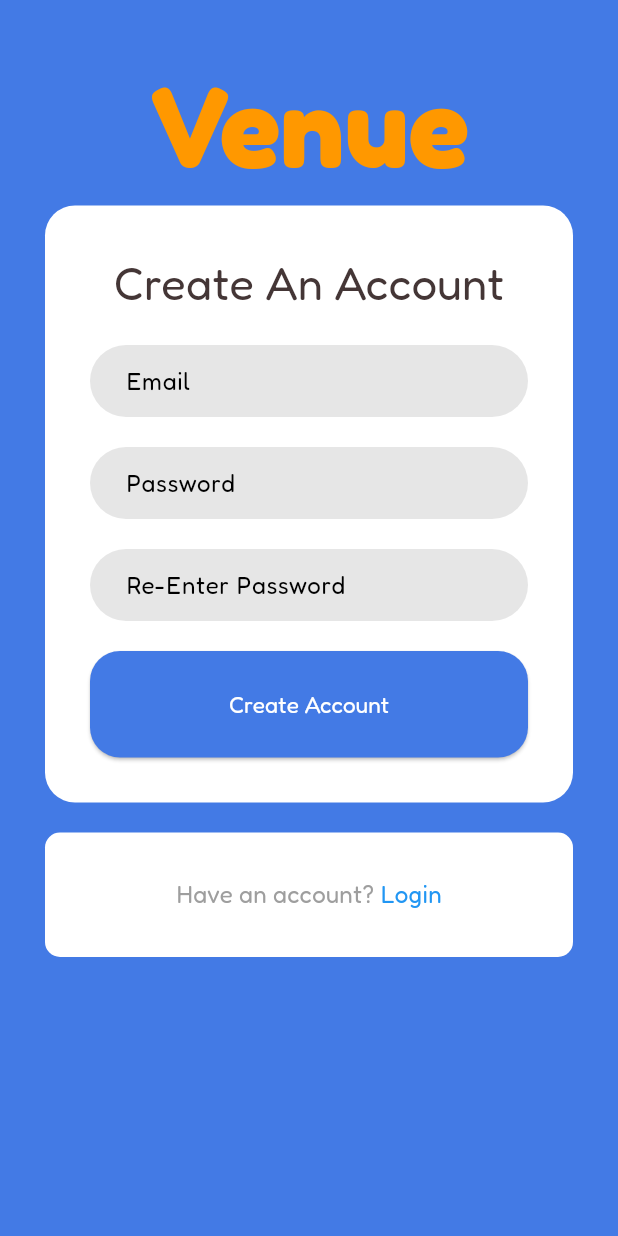
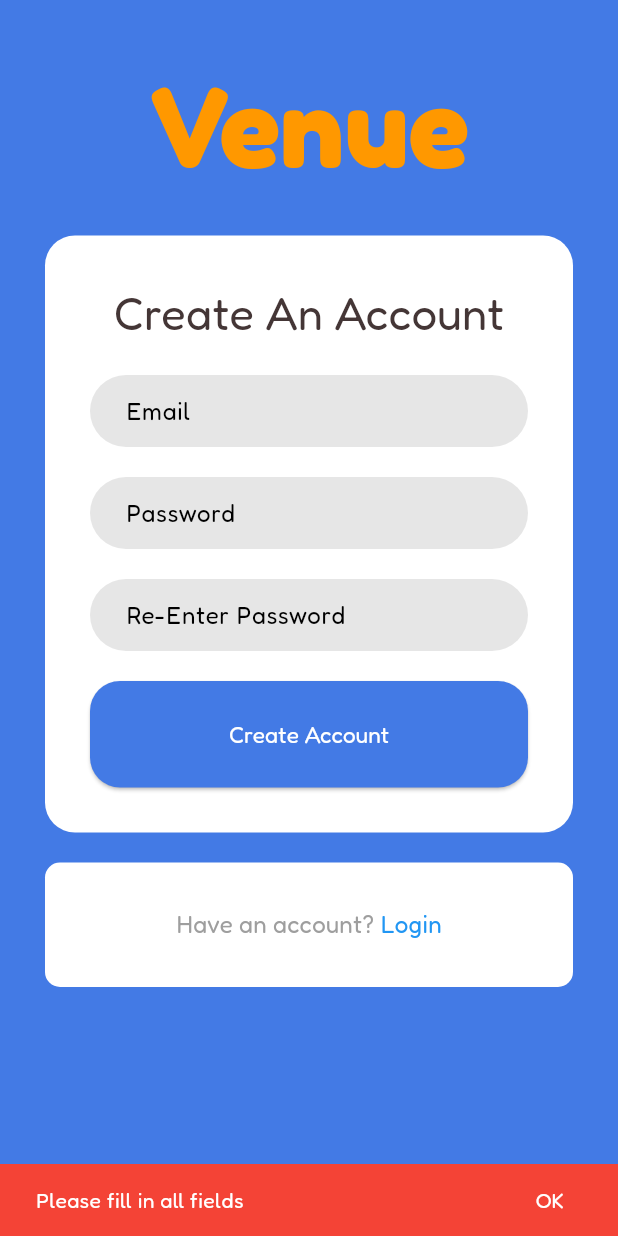
Before and after one commit to trungtran1234/Venue, a Flutter app: the LoginPage screen opened directly, after a tap on "Sign Up", after a tap on "Create Account", on a phone screen of 412 x 824 dp. Run offline on Flutter 3.47's test engine with Material 3 defaults, Android fonts, the phone set to English and light mode, and no system bars; our stand-ins replace firebase_auth, firebase_core, google_maps_flutter, location; accounts and stored records are empty; network calls fail.

Commit message:
cleaned login signup and added error banners

```diff
--- a/lib/functions.dart
+++ b/lib/functions.dart
@@ -83,3 +83,19 @@ void newRoute(BuildContext context, Widget newRoute) {
         .push(MaterialPageRoute(builder: (context) => newRoute));
   }
 }
+
+void showErrorBanner(BuildContext context, String message) {
+  ScaffoldMessenger.of(context).showSnackBar(
+    SnackBar(
+      content: Text(message),
+      backgroundColor: Colors.red,
+      duration: Duration(seconds: 3),
+      action: SnackBarAction(
+        label: 'OK',
+        onPressed: () {
+          // Some optional action when OK is pressed
+        },
+      ),
+    ),
+  );
+}
--- a/lib/main.dart
+++ b/lib/main.dart
@@ -25,7 +25,7 @@ class MyApp extends StatelessWidget {
         colorScheme: ColorScheme.fromSwatch(primarySwatch: Colors.blue),
         useMaterial3: true,
       ),
-      home: const LoginPage(),
+      home: LoginPage(),
     );
   }
 }
--- a/lib/pages/auth.dart
+++ b/lib/pages/auth.dart
@@ -30,4 +30,33 @@ class Auth {
       throw e;
     }
   }
+
+  Future<bool> checkEmailExists(String email) async {
+    try {
+      final List<String> methods =
+          await _auth.fetchSignInMethodsForEmail(email);
+      return methods.isNotEmpty;
+    } catch (e) {
+      throw e;
+    }
+  }
+
+  Future<User?> getUserByEmail(String email) async {
+    try {
+      final List<String> methods =
+          await _auth.fetchSignInMethodsForEmail(email);
+      if (methods.isNotEmpty) {
+        // User with the email exists, fetch and return the user
+        return await _auth
+            .signInWithEmailAndPassword(
+              email: email,
+              password: '', // Password is not needed
+            )
+            .then((userCredential) => userCredential.user);
+      }
+      return null; // User with the email does not exist
+    } catch (e) {
+      throw e;
+    }
+  }
 }
--- a/lib/pages/login.dart
+++ b/lib/pages/login.dart
@@ -28,29 +28,38 @@ class LoginForm extends StatelessWidget {
   }
 }
 
-class LoginPage extends StatefulWidget {
-  const LoginPage({super.key});
-
-  @override
-  _LoginPageState createState() => _LoginPageState();
-}
-
-class _LoginPageState extends State<LoginPage> {
+class LoginPage extends StatelessWidget {
   final TextEditingController _emailController = TextEditingController();
   final TextEditingController _passwordController = TextEditingController();
+
+  LoginPage({super.key});
 
   @override
   Widget build(BuildContext context) {
     return Scaffold(
       body: SingleChildScrollView(
-        // Wrap with SingleChildScrollView
         child: Padding(
           padding: const EdgeInsets.all(30.0),
           child: Column(
             crossAxisAlignment: CrossAxisAlignment.stretch,
             children: [
               // Venue title
-              Container(
+              _buildVenueTitle(),
+              const SizedBox(height: 10.0),
+              // Container for the login form
+              _buildLoginForm(context),
+              const SizedBox(height: 20.0),
+              // Container for the sign-up option
+              _buildSignUpOption(context),
+            ],
+          ),
+        ),
+      ),
+    );
+  }
+
+  Widget _buildVenueTitle() {
+    return Container(
       alignment: Alignment.center,
       child: const Text(
         'Venue',
@@ -61,10 +70,11 @@ class _LoginPageState extends State<LoginPage> {
           fontWeight: FontWeight.bold,
         ),
       ),
-              ),
-              const SizedBox(height: 10.0), // Spacer
-              // Container for the login form
-              Container(
+    );
+  }
+
+  Widget _buildLoginForm(BuildContext context) {
+    return Container(
       padding: const EdgeInsets.all(30.0),
       decoration: BoxDecoration(
         color: Colors.white,
@@ -72,7 +82,6 @@ class _LoginPageState extends State<LoginPage> {
       ),
       child: Column(
         children: [
-                    // Title for the login form
           const Text(
             'Sign into your account',
             textAlign: TextAlign.center,
@@ -82,61 +91,69 @@ class _LoginPageState extends State<LoginPage> {
               fontSize: 30.0,
             ),
           ),
-                    const SizedBox(height: 20.0), // Spacer
+          const SizedBox(height: 20.0),
           // Login form fields
           LoginForm(
             emailController: _emailController,
             passwordController: _passwordController,
           ),
-                    const SizedBox(height: 20.0), // Spacer
+          const SizedBox(height: 20.0),
           // Login button
-                    ElevatedButton(
+          _buildLoginButton(context),
+          const SizedBox(height: 10.0),
+          // Forgot password option
+          _buildForgotPasswordOption(),
+        ],
+      ),
+    );
+  }
+
+  Widget _buildLoginButton(BuildContext context) {
+    return ElevatedButton(
       onPressed: () async {
         try {
-                          final User? user =
-                              await Auth().signInWithEmailAndPassword(
+          final User? user = await Auth().signInWithEmailAndPassword(
             _emailController.text,
             _passwordController.text,
           );
           if (user != null) {
             newRoute(context, const MapPage());
+          } else {
+            // Handle case where user is null
+            final bool emailExists =
+                await Auth().checkEmailExists(_emailController.text);
+            if (!emailExists) {
+              showErrorBanner(context, 'Email not registered.');
+            } else {
+              showErrorBanner(context, 'Incorrect password.');
+            }
           }
         } catch (e) {
           // Handle login errors
           print('Login Error: $e');
         }
       },
-                      style: ButtonStyle(
-                        backgroundColor: MaterialStateProperty.all<Color>(
-                          const Color(0xFF437AE5),
-                        ),
-                        padding: MaterialStateProperty.all<EdgeInsetsGeometry>(
-                          const EdgeInsets.symmetric(vertical: 25.0),
-                        ),
-                        shape: MaterialStateProperty.all<OutlinedBorder>(
-                          RoundedRectangleBorder(
+      style: ElevatedButton.styleFrom(
+        backgroundColor: const Color(0xFF437AE5),
+        padding: const EdgeInsets.symmetric(vertical: 25.0),
+        shape: RoundedRectangleBorder(
           borderRadius: BorderRadius.circular(20),
         ),
-                        ),
-                        minimumSize: MaterialStateProperty.all<Size>(
-                          const Size(
-                            double.infinity,
-                            55,
-                          ), // Set the width to be as wide as possible
-                        ),
+        minimumSize: const Size(double.infinity, 55),
       ),
       child: const Text(
         'Login',
         style: TextStyle(
           fontFamily: 'Fredoka',
           fontSize: 15.0,
-                          color: Colors.white, // Set text color to white
+          color: Colors.white,
         ),
       ),
-                    ),
-                    const SizedBox(height: 10.0),
-                    // Forgot password option
-                    Row(
+    );
+  }
+
+  Widget _buildForgotPasswordOption() {
+    return Row(
       mainAxisAlignment: MainAxisAlignment.center,
       children: [
         GestureDetector(
@@ -152,13 +169,11 @@ class _LoginPageState extends State<LoginPage> {
           ),
         ),
       ],
-                    )
-                  ],
-                ),
-              ),
-              const SizedBox(height: 20.0), // Spacer
-              // Container for the sign-up option
-              Container(
+    );
+  }
+
+  Widget _buildSignUpOption(BuildContext context) {
+    return Container(
       decoration: BoxDecoration(
         color: Colors.white,
         borderRadius: BorderRadius.circular(10),
@@ -190,11 +205,6 @@ class _LoginPageState extends State<LoginPage> {
           ),
         ],
       ),
-              ),
-            ],
-          ),
-        ),
-      ),
     );
   }
 }
--- a/lib/pages/settings/settings.dart
+++ b/lib/pages/settings/settings.dart
@@ -80,7 +80,7 @@ class SettingsList extends StatelessWidget {
               newRoute(context, const Notifications());
             } else if (settingsOptions[index]['title'] == 'Devices') {
             } else {
-              newRoute(context, const LoginPage());
+              newRoute(context, LoginPage());
             }
           },
         );
--- a/lib/pages/signup.dart
+++ b/lib/pages/signup.dart
@@ -2,6 +2,33 @@ import 'package:app/pages/login.dart';
 import 'package:flutter/material.dart';
 import 'package:app/pages/auth.dart';
 import 'package:app/functions.dart';
+
+class SignUpForm extends StatelessWidget {
+  final TextEditingController emailController;
+  final TextEditingController passwordController;
+  final TextEditingController reEnterPasswordController;
+
+  const SignUpForm({
+    super.key,
+    required this.emailController,
+    required this.passwordController,
+    required this.reEnterPasswordController,
+  });
+
+  @override
+  Widget build(BuildContext context) {
+    return Column(
+      children: [
+        buildTextField(emailController, 'Email'),
+        const SizedBox(height: 20.0),
+        buildTextField(passwordController, 'Password', obscureText: true),
+        const SizedBox(height: 20.0),
+        buildTextField(reEnterPasswordController, 'Re-Enter Password',
+            obscureText: true),
+      ],
+    );
+  }
+}
 
 class SignUpPage extends StatelessWidget {
   const SignUpPage({super.key});
@@ -10,14 +37,35 @@ class SignUpPage extends StatelessWidget {
   Widget build(BuildContext context) {
     final TextEditingController emailController = TextEditingController();
     final TextEditingController passwordController = TextEditingController();
+    final TextEditingController reEnterPasswordController =
+        TextEditingController();
 
     return Scaffold(
       body: SingleChildScrollView(
         child: Padding(
           padding: const EdgeInsets.all(30.0),
           child: Column(
+            crossAxisAlignment: CrossAxisAlignment.stretch,
             children: [
-              const Text(
+              _buildVenueTitle(),
+              const SizedBox(height: 20.0),
+              _buildSignUpForm(
+                context,
+                emailController,
+                passwordController,
+                reEnterPasswordController,
+              ),
+              const SizedBox(height: 20.0),
+              _buildLoginOption(context),
+            ],
+          ),
+        ),
+      ),
+    );
+  }
+
+  Widget _buildVenueTitle() {
+    return const Text(
       'Venue',
       style: TextStyle(
         color: Colors.orange,
@@ -25,8 +73,17 @@ class SignUpPage extends StatelessWidget {
         fontSize: 75.0,
         fontWeight: FontWeight.bold,
       ),
-              ),
-              Container(
+      textAlign: TextAlign.center,
+    );
+  }
+
+  Widget _buildSignUpForm(
+    BuildContext context,
+    TextEditingController emailController,
+    TextEditingController passwordController,
+    TextEditingController reEnterPasswordController,
+  ) {
+    return Container(
       decoration: BoxDecoration(
         color: Colors.white,
         borderRadius: BorderRadius.circular(20),
@@ -36,43 +93,82 @@ class SignUpPage extends StatelessWidget {
         children: [
           const Text(
             'Create An Account',
-                      textAlign: TextAlign.center,
             style: TextStyle(
               color: Color(0xFF443636),
               fontFamily: 'Fredoka',
               fontSize: 30.0,
             ),
+            textAlign: TextAlign.center,
           ),
           const SizedBox(height: 20.0),
           SignUpForm(
             emailController: emailController,
             passwordController: passwordController,
+            reEnterPasswordController: reEnterPasswordController,
           ),
           const SizedBox(height: 20.0),
-                    ElevatedButton(
+          _buildSignUpButton(
+            context,
+            emailController,
+            passwordController,
+            reEnterPasswordController,
+          ),
+        ],
+      ),
+    );
+  }
+
+  Widget _buildSignUpButton(
+    BuildContext context,
+    TextEditingController emailController,
+    TextEditingController passwordController,
+    TextEditingController reEnterPasswordController,
+  ) {
+    return ElevatedButton(
       onPressed: () async {
+        // Check if any text field is empty
+        if (emailController.text.isEmpty ||
+            passwordController.text.isEmpty ||
+            reEnterPasswordController.text.isEmpty) {
+          showErrorBanner(context, 'Please fill in all fields');
+          return;
+        }
+
+        // Check if passwords match
+        if (passwordController.text != reEnterPasswordController.text) {
+          showErrorBanner(context, 'Passwords do not match.');
+          return;
+        }
+
+        // Check if the email already exists
+        try {
+          final user = await Auth().getUserByEmail(emailController.text);
+          if (user != null) {
+            showErrorBanner(context, 'This email is already registered.');
+            return;
+          }
+        } catch (e) {
+          print('Error checking email: $e');
+        }
+
+        // All conditions passed
         try {
           await Auth().createUserWithEmailAndPassword(
             emailController.text,
             passwordController.text,
           );
-                          newRoute(context, const LoginPage());
+          newRoute(context, LoginPage());
         } catch (e) {
           print('Sign-up Error: $e');
         }
       },
-                      style: ButtonStyle(
-                        backgroundColor: MaterialStateProperty.all<Color>(
-                            const Color(0xFF437AE5)),
-                        padding: MaterialStateProperty.all<EdgeInsetsGeometry>(
-                            const EdgeInsets.symmetric(vertical: 25.0)),
-                        shape: MaterialStateProperty.all<OutlinedBorder>(
-                          RoundedRectangleBorder(
+      style: ElevatedButton.styleFrom(
+        backgroundColor: const Color(0xFF437AE5),
+        padding: const EdgeInsets.symmetric(vertical: 25.0),
+        shape: RoundedRectangleBorder(
           borderRadius: BorderRadius.circular(20),
         ),
-                        ),
-                        minimumSize: MaterialStateProperty.all<Size>(
-                            const Size(double.infinity, 55)),
+        minimumSize: const Size(double.infinity, 55),
       ),
       child: const Text(
         'Create Account',
@@ -82,12 +178,11 @@ class SignUpPage extends StatelessWidget {
           color: Colors.white,
         ),
       ),
-                    ),
-                  ],
-                ),
-              ),
-              const SizedBox(height: 20.0),
-              Container(
+    );
+  }
+
+  Widget _buildLoginOption(BuildContext context) {
+    return Container(
       decoration: BoxDecoration(
         color: Colors.white,
         borderRadius: BorderRadius.circular(10),
@@ -106,7 +201,7 @@ class SignUpPage extends StatelessWidget {
           ),
           GestureDetector(
             onTap: () {
-                        newRoute(context, const LoginPage());
+              newRoute(context, LoginPage());
             },
             child: const Text(
               'Login',
@@ -118,45 +213,6 @@ class SignUpPage extends StatelessWidget {
           ),
         ],
       ),
-              ),
-            ],
-          ),
-        ),
-      ),
     );
   }
 }
-
-class SignUpForm extends StatefulWidget {
-  final TextEditingController emailController;
-  final TextEditingController passwordController;
-
-  const SignUpForm({
-    super.key,
-    required this.emailController,
-    required this.passwordController,
-  });
-
-  @override
-  _SignUpFormState createState() => _SignUpFormState();
-}
-
-class _SignUpFormState extends State<SignUpForm> {
-  final TextEditingController _reEnterPasswordController =
-      TextEditingController();
-
-  @override
-  Widget build(BuildContext context) {
-    return Column(
-      children: [
-        buildTextField(widget.emailController, 'Email'),
-        const SizedBox(height: 20.0),
-        buildTextField(widget.passwordController, 'Password',
-            obscureText: true),
-        const SizedBox(height: 20.0),
-        buildTextField(_reEnterPasswordController, 'Re-Enter Password',
-            obscureText: true),
-      ],
-    );
-  }
-}
```
Lines whose indentation alone changed are shown as unchanged.
